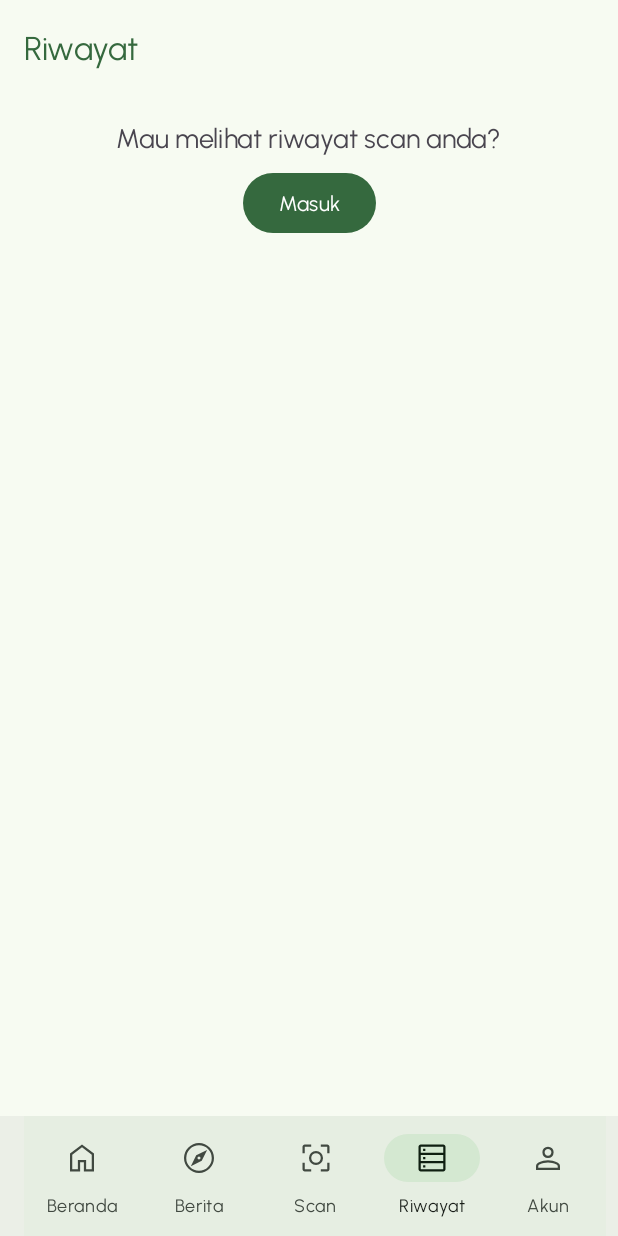
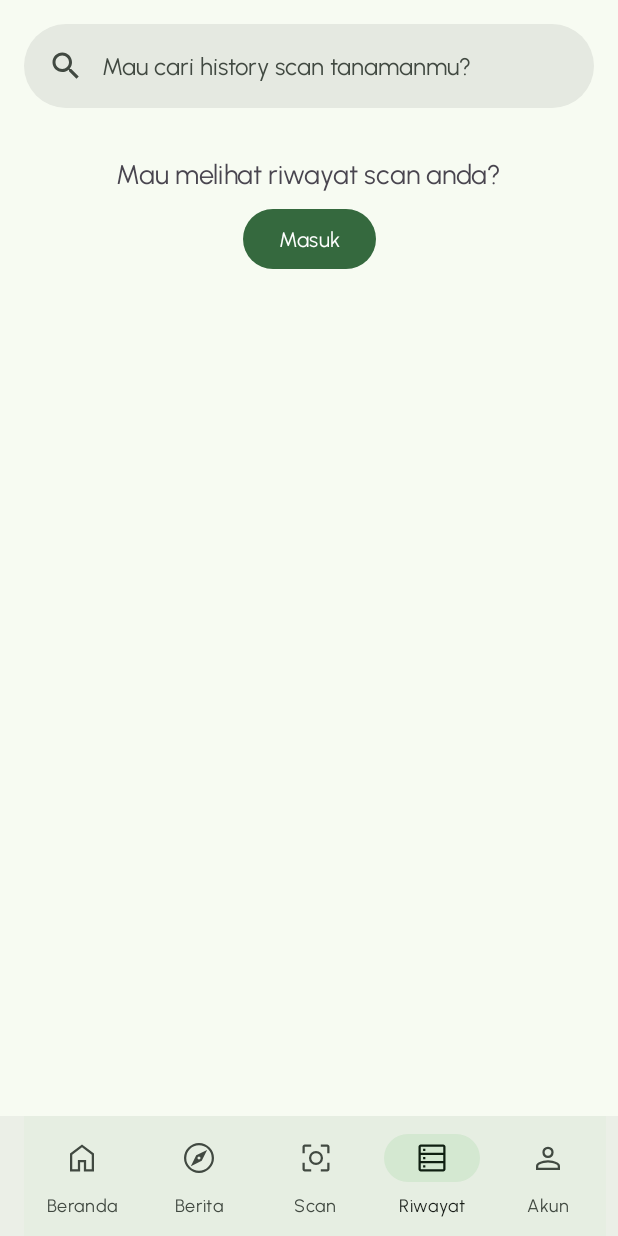
Before and after one commit to HerbaGuideTeam/herbaguideapps, an Android app: the HistoryFragment screen opened through its navigation route, on a phone screen of 412 x 824 dp. Run offline under Robolectric (Android 15) with nearby library versions, the phone set to English and light mode, and no system bars; our stand-ins replace navigation-ui, paging; network calls fail; 1 statement that could not run was skipped.

Commit message:
feat: - implement search history - implement web view

```diff
--- a/app/src/main/java/com/capstone/herbaguideapps/MainActivity.kt
+++ b/app/src/main/java/com/capstone/herbaguideapps/MainActivity.kt
@@ -5,17 +5,30 @@ import android.content.Context
 import android.content.Intent
 import android.content.IntentFilter
 import android.os.Bundle
+import android.view.View
+import android.widget.Toast
+import androidx.activity.viewModels
 import androidx.appcompat.app.AppCompatActivity
+import androidx.lifecycle.lifecycleScope
 import androidx.localbroadcastmanager.content.LocalBroadcastManager
 import androidx.navigation.fragment.NavHostFragment
 import androidx.navigation.ui.AppBarConfiguration
 import androidx.navigation.ui.setupWithNavController
+import com.capstone.herbaguideapps.data.Result
 import com.capstone.herbaguideapps.databinding.ActivityMainBinding
+import com.capstone.herbaguideapps.session.SessionViewModel
 import com.capstone.herbaguideapps.ui.identify.ModalBottomScanFragment
+import com.capstone.herbaguideapps.ui.welcome.WelcomeLoginActivity
+import com.capstone.herbaguideapps.utlis.factory.SessionViewModelFactory
+import kotlinx.coroutines.launch
 
 class MainActivity : AppCompatActivity() {
 
     private lateinit var binding: ActivityMainBinding
+
+    private val sessionViewModel by viewModels<SessionViewModel> {
+        SessionViewModelFactory.getInstance(this)
+    }
 
     private val finishReceiver = object : BroadcastReceiver() {
         override fun onReceive(context: Context, intent: Intent) {
@@ -69,6 +82,40 @@ class MainActivity : AppCompatActivity() {
                 }
             }
         }
+
+        lifecycleScope.launch {
+            sessionViewModel.getSession().observe(this@MainActivity) { session ->
+                if (session.isLogin && !session.isGuest) {
+                    sessionViewModel.validateToken()
+                    sessionViewModel.authResult.observe(this@MainActivity) { result ->
+                        if (result != null) {
+                            when (result) {
+                                is Result.Loading -> {
+
+                                }
+
+                                is Result.Success -> {
+                                }
+
+                                is Result.Error -> {
+
+                                    Toast.makeText(
+                                        this@MainActivity,
+                                        "Sesi sudah berakhir",
+                                        Toast.LENGTH_SHORT
+                                    ).show()
+
+                                    sessionViewModel.logout()
+                                    WelcomeLoginActivity.start(this@MainActivity)
+                                    finish()
+                                }
+                            }
+                        }
+
+                    }
+                }
+            }
+        }
     }
 
     override fun onDestroy() {
--- a/app/src/main/java/com/capstone/herbaguideapps/adapter/ListHistoryAdapter.kt
+++ b/app/src/main/java/com/capstone/herbaguideapps/adapter/ListHistoryAdapter.kt
@@ -8,6 +8,7 @@ import androidx.recyclerview.widget.RecyclerView
 import com.bumptech.glide.Glide
 import com.capstone.herbaguideapps.data.remote.response.HistoryItem
 import com.capstone.herbaguideapps.databinding.ItemListHistoryBinding
+import com.capstone.herbaguideapps.utlis.convertToIndonesianTime
 
 class ListHistoryAdapter :
     ListAdapter<HistoryItem, ListHistoryAdapter.ViewHolder>(DIFF_CALLBACK) {
@@ -22,7 +23,7 @@ class ListHistoryAdapter :
         RecyclerView.ViewHolder(binding.root) {
         fun bind(history: HistoryItem) {
             binding.txtTitle.text = history.tanamanHerbal.nama
-            binding.txtDate.text = history.createdAt
+            binding.txtDate.text = convertToIndonesianTime(history.createdAt)
             Glide.with(itemView)
                 .load(history.tanamanHerbal.photoUrl)
                 .into(binding.ivExplore)
--- a/app/src/main/java/com/capstone/herbaguideapps/data/remote/api/ApiService.kt
+++ b/app/src/main/java/com/capstone/herbaguideapps/data/remote/api/ApiService.kt
@@ -71,4 +71,8 @@ interface ApiService {
     @GET("gethistory")
     fun history(): Call<HistoryResponse>
 
+    @GET("search_history")
+    fun searchHistory(
+        @Query("plant_name") plant_name: String
+    ): Call<HistoryResponse>
 }
--- a/app/src/main/java/com/capstone/herbaguideapps/ui/explore/ExploreFragment.kt
+++ b/app/src/main/java/com/capstone/herbaguideapps/ui/explore/ExploreFragment.kt
@@ -1,5 +1,6 @@
 package com.capstone.herbaguideapps.ui.explore
 
+import android.content.Intent
 import android.os.Bundle
 import android.view.LayoutInflater
 import android.view.View
@@ -57,7 +58,9 @@ class ExploreFragment : Fragment() {
         adapter.submitData(lifecycle, list)
         adapter.setOnItemClickCallback(object : ListExploreAdapter.OnItemClickCallback {
             override fun onItemClickCallBack(data: ArticlesItem) {
-
+                val intent = Intent(requireActivity(), WebViewActivity::class.java)
+                intent.putExtra(WebViewActivity.EXTRA_URL, data.url)
+                startActivity(intent)
             }
         })
     }
--- a/app/src/main/java/com/capstone/herbaguideapps/ui/history/HistoryFragment.kt
+++ b/app/src/main/java/com/capstone/herbaguideapps/ui/history/HistoryFragment.kt
@@ -3,6 +3,8 @@ package com.capstone.herbaguideapps.ui.history
 import android.content.Intent
 import android.os.Bundle
 import android.view.LayoutInflater
+import android.view.Menu
+import android.view.MenuInflater
 import android.view.View
 import android.view.ViewGroup
 import android.widget.Toast
@@ -11,6 +13,7 @@ import androidx.fragment.app.viewModels
 import androidx.lifecycle.lifecycleScope
 import androidx.localbroadcastmanager.content.LocalBroadcastManager
 import androidx.recyclerview.widget.LinearLayoutManager
+import com.capstone.herbaguideapps.R
 import com.capstone.herbaguideapps.adapter.ListHistoryAdapter
 import com.capstone.herbaguideapps.data.Result
 import com.capstone.herbaguideapps.data.remote.response.HistoryItem
@@ -19,6 +22,7 @@ import com.capstone.herbaguideapps.session.SessionViewModel
 import com.capstone.herbaguideapps.ui.welcome.login.LoginActivity
 import com.capstone.herbaguideapps.utlis.factory.PredictViewModelFactory
 import com.capstone.herbaguideapps.utlis.factory.SessionViewModelFactory
+import com.google.android.material.search.SearchView
 import kotlinx.coroutines.launch
 
 class HistoryFragment : Fragment() {
@@ -44,7 +48,20 @@ class HistoryFragment : Fragment() {
     }
 
     override fun onViewCreated(view: View, savedInstanceState: Bundle?) {
+
         getHistoryData()
+
+        binding.apply {
+            searchView.setupWithSearchBar(searchBar)
+            searchView
+                .editText
+                .setOnEditorActionListener { _, _, _ ->
+                    searchBar.setText(searchView.text)
+                    searchView.hide()
+                    historyViewModel.searchHistory(searchView.text.toString())
+                    false
+                }
+        }
 
         binding.btnLogin.setOnClickListener {
             LoginActivity.start(requireActivity())
--- a/app/src/main/res/layout/fragment_history.xml
+++ b/app/src/main/res/layout/fragment_history.xml
@@ -10,13 +10,13 @@
         android:layout_width="match_parent"
         android:layout_height="wrap_content">
 
-        <com.google.android.material.appbar.MaterialToolbar
-            android:id="@+id/top_bar"
+        <com.google.android.material.search.SearchBar
+            android:id="@+id/search_bar"
             android:layout_width="match_parent"
             android:layout_height="wrap_content"
-            android:minHeight="?attr/actionBarSize"
-            app:title="@string/title_history"
-            app:titleTextColor="?attr/colorPrimary" />
+            android:layout_marginStart="16dp"
+            android:layout_marginEnd="16dp"
+            android:hint="@string/txt_search_hint"/>
 
         <com.google.android.material.progressindicator.LinearProgressIndicator
             android:id="@+id/linearProgress"
@@ -26,6 +26,16 @@
             android:visibility="gone" />
 
     </com.google.android.material.appbar.AppBarLayout>
+
+
+    <com.google.android.material.search.SearchView
+        android:id="@+id/search_view"
+        android:layout_width="match_parent"
+        android:layout_height="match_parent"
+        android:hint="@string/txt_search_hint"
+        app:layout_anchor="@id/search_bar">
+
+    </com.google.android.material.search.SearchView>
 
     <androidx.core.widget.NestedScrollView
         android:layout_width="match_parent"
--- a/app/src/main/res/values/strings.xml
+++ b/app/src/main/res/values/strings.xml
@@ -55,4 +55,6 @@
     <string name="gallery">Galeri</string>
     <string name="next">Lanjut</string>
     <string name="history_is_guest">Mau melihat riwayat scan anda?</string>
+    <string name="search">Search</string>
+    <string name="txt_search_hint">Mau cari history scan tanamanmu?</string>
 </resources>
```
Also changed, not shown: app/src/main/AndroidManifest.xml (+4 -3 lines), app/src/main/java/com/capstone/herbaguideapps/data/repos/PredictRepository.kt (+24 -0 lines), app/src/main/java/com/capstone/herbaguideapps/ui/explore/WebViewActivity.kt (added, +48 -0 lines), app/src/main/java/com/capstone/herbaguideapps/ui/history/HistoryViewModel.kt (+9 -0 lines), app/src/main/java/com/capstone/herbaguideapps/ui/home/HomeFragment.kt (+5 -35 lines), app/src/main/java/com/capstone/herbaguideapps/utlis/Utils.kt (+24 -1 lines), app/src/main/res/drawable/ic_search_48dp.xml (added, +9 -0 lines), app/src/main/res/layout/activity_web_view.xml (added, +15 -0 lines), app/src/main/res/menu/history_menu.xml (added, +10 -0 lines).
